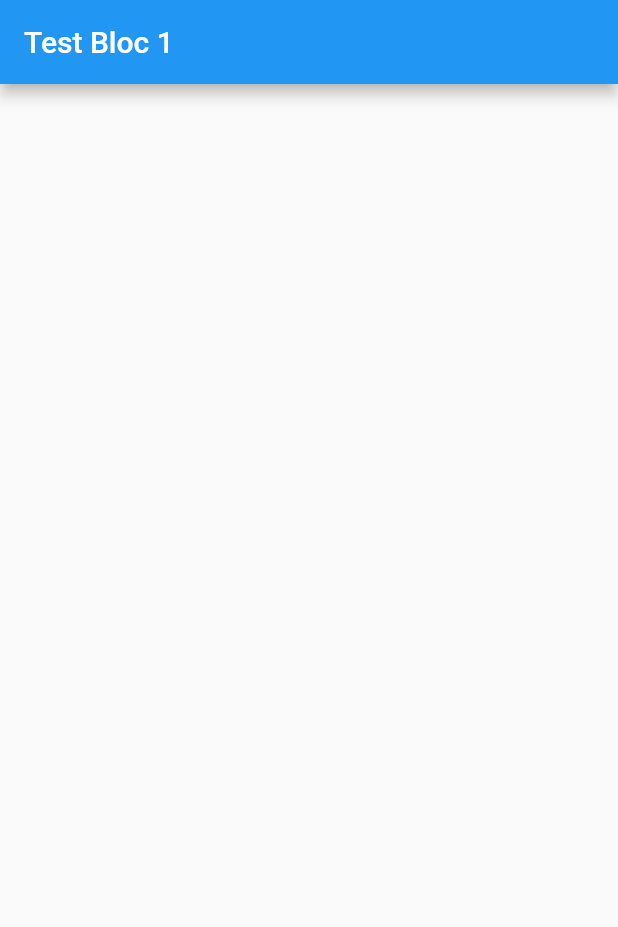
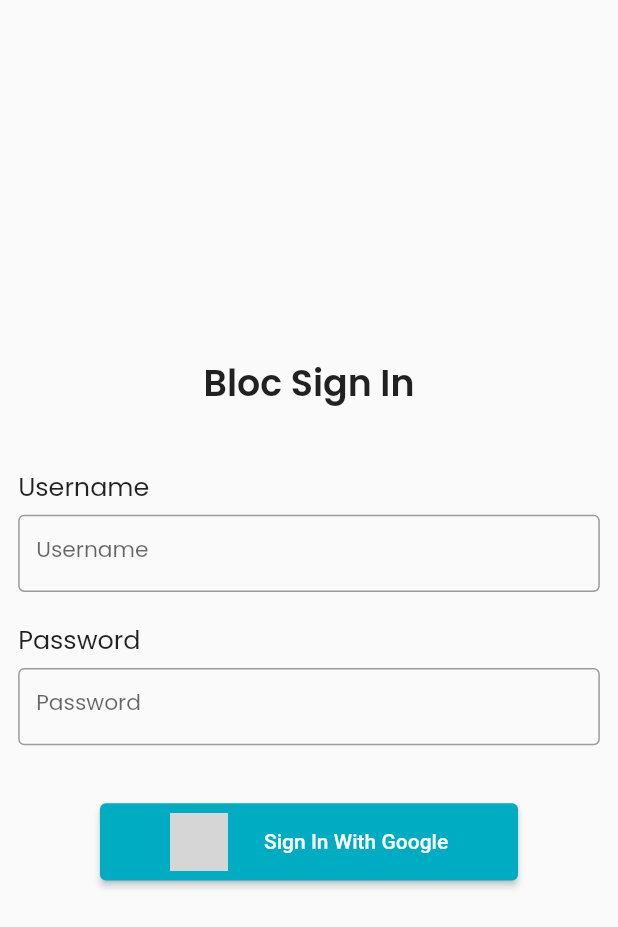
Before and after one commit to ozaenzenzen/flutter-test-bloc-firebase-1, a Flutter app: the screen it shows after launch, on a phone screen of 412 x 824 dp. Shown: the top 927 px of the screen. Run offline on Flutter 3.47's test engine with Material 2 defaults, Android fonts, the phone set to English and light mode, and no system bars; our stand-ins replace flutter_screenutil, get, google_fonts; network calls fail; statements that could not run were skipped; grey boxes are pictures that could not be loaded.

Commit message:
update signin page

```diff
--- a/lib/app.dart
+++ b/lib/app.dart
@@ -2,6 +2,7 @@
 import 'package:flutter_screenutil/flutter_screenutil.dart';
 import 'package:get/get.dart';
 import 'package:test_bloc_1/page/main_page.dart';
+import 'package:test_bloc_1/page/signin_page.dart';
 
 class MyApp extends StatefulWidget {
   const MyApp({Key? key}) : super(key: key);
@@ -11,6 +12,7 @@
 }
 
 class _MyAppState extends State<MyApp> {
+  bool isLogin = false;
   @override
   Widget build(BuildContext context) {
     return ScreenUtilInit(
@@ -23,7 +25,7 @@
                 ScreenUtil.setContext(context);
                 return MediaQuery(
                   data: MediaQuery.of(context).copyWith(textScaleFactor: 1.0),
-                  child: const MainPage(),
+                  child: (isLogin == false) ? const SignInPage() : const MainPage(),
                 );
               },
             ),
--- a/lib/page/main_page.dart
+++ b/lib/page/main_page.dart
@@ -12,6 +12,7 @@
   Widget build(BuildContext context) {
     return Scaffold(
       appBar: AppBar(
+        backgroundColor: Colors.cyan.shade600,
         title: Text("Test Bloc 1"),
       ),
     );
--- /dev/null
+++ b/lib/page/signin_page.dart
@@ -0,0 +1,133 @@
+import 'package:flutter/material.dart';
+import 'package:flutter_screenutil/flutter_screenutil.dart';
+import 'package:google_fonts/google_fonts.dart';
+
+class SignInPage extends StatefulWidget {
+  const SignInPage({Key? key}) : super(key: key);
+
+  @override
+  _SignInPageState createState() => _SignInPageState();
+}
+
+class _SignInPageState extends State<SignInPage> {
+  TextEditingController usernameController = TextEditingController();
+  TextEditingController passwordController = TextEditingController();
+  @override
+  Widget build(BuildContext context) {
+    return Scaffold(
+      // appBar: AppBar(
+      //   backgroundColor: Colors.cyan.shade600,
+      //   title: Text("Test Bloc 1"),
+      // ),
+      body: Container(
+        margin: EdgeInsets.symmetric(
+          vertical: 10.h,
+          horizontal: 10.w,
+        ),
+        child: Column(
+          mainAxisAlignment: MainAxisAlignment.center,
+          children: [
+            Text(
+              "Bloc Sign In",
+              style: GoogleFonts.poppins(
+                fontSize: 20.sp,
+                fontWeight: FontWeight.w600,
+              ),
+            ),
+            SizedBox(
+              height: 30.h,
+            ),
+            Column(
+              crossAxisAlignment: CrossAxisAlignment.start,
+              children: [
+                Text(
+                  "Username",
+                  style: GoogleFonts.poppins(
+                    fontSize: 14.sp,
+                  ),
+                ),
+                SizedBox(
+                  height: 5.h,
+                ),
+                SizedBox(
+                  height: 40.h,
+                  child: TextField(
+                    controller: usernameController,
+                    decoration: InputDecoration(
+                      hintText: 'Username',
+                      hintStyle: GoogleFonts.poppins(
+                        fontSize: 12.sp,
+                      ),
+                      border: const OutlineInputBorder(
+                        borderSide: BorderSide(),
+                      ),
+                    ),
+                  ),
+                ),
+              ],
+            ),
+            SizedBox(
+              height: 15.h,
+            ),
+            Column(
+              crossAxisAlignment: CrossAxisAlignment.start,
+              children: [
+                Text(
+                  "Password",
+                  style: GoogleFonts.poppins(
+                    fontSize: 14.sp,
+                  ),
+                ),
+                SizedBox(
+                  height: 5.h,
+                ),
+                SizedBox(
+                  height: 40.h,
+                  child: TextField(
+                    controller: passwordController,
+                    decoration: InputDecoration(
+                      hintText: 'Password',
+                      hintStyle: GoogleFonts.poppins(
+                        fontSize: 12.sp,
+                      ),
+                      border: const OutlineInputBorder(
+                        borderSide: BorderSide(),
+                      ),
+                    ),
+                  ),
+                ),
+              ],
+            ),
+            SizedBox(
+              height: 30.h,
+            ),
+            SizedBox(
+              width: 230.w,
+              height: 40.h,
+              child: ElevatedButton(
+                style: ElevatedButton.styleFrom(
+                  primary: Colors.cyan.shade600,
+                ),
+                onPressed: () {},
+                child: Row(
+                  mainAxisAlignment: MainAxisAlignment.center,
+                  children: [
+                    Image.network(
+                      "https://freesvg.org/img/1534129544.png",
+                      height: 30.h,
+                      width: 30.h,
+                    ),
+                    SizedBox(
+                      width: 20.w,
+                    ),
+                    Text("Sign In With Google"),
+                  ],
+                ),
+              ),
+            ),
+          ],
+        ),
+      ),
+    );
+  }
+}
```
